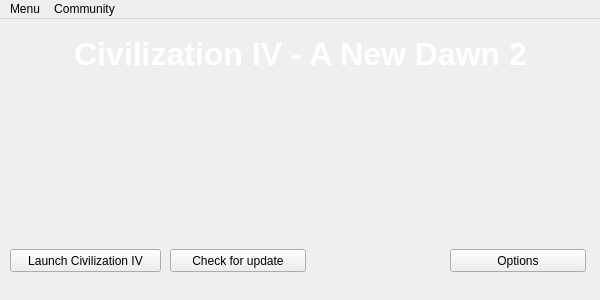
dbkblk/rand_launcher, file mainwindow.ui: the form before one commit.
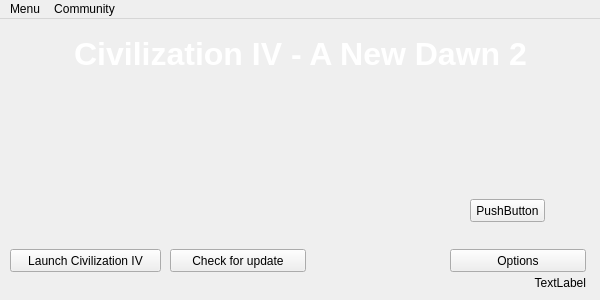
The form after the commit.

Commit message:
Changelog window, version info
- Add a changelog window in the options
- Add a version info of the mod and the launcher in the main window
- Updated TODO list

```diff
--- a/mainwindow.ui
+++ b/mainwindow.ui
@@ -117,6 +117,44 @@
      <bool>false</bool>
     </property>
    </widget>
+   <widget class="QPushButton" name="pushButton">
+    <property name="geometry">
+     <rect>
+      <x>470</x>
+      <y>180</y>
+      <width>75</width>
+      <height>23</height>
+     </rect>
+    </property>
+    <property name="text">
+     <string>PushButton</string>
+    </property>
+   </widget>
+   <widget class="QLabel" name="lb_versions">
+    <property name="geometry">
+     <rect>
+      <x>365</x>
+      <y>249</y>
+      <width>221</width>
+      <height>31</height>
+     </rect>
+    </property>
+    <property name="sizePolicy">
+     <sizepolicy hsizetype="Preferred" vsizetype="Fixed">
+      <horstretch>0</horstretch>
+      <verstretch>0</verstretch>
+     </sizepolicy>
+    </property>
+    <property name="styleSheet">
+     <string notr="true"/>
+    </property>
+    <property name="text">
+     <string>&lt;html&gt;&lt;head/&gt;&lt;body&gt;&lt;p&gt;&lt;span style=&quot; color:#000000;&quot;&gt;TextLabel&lt;/span&gt;&lt;/p&gt;&lt;/body&gt;&lt;/html&gt;</string>
+    </property>
+    <property name="alignment">
+     <set>Qt::AlignRight|Qt::AlignTrailing|Qt::AlignVCenter</set>
+    </property>
+   </widget>
   </widget>
   <widget class="QMenuBar" name="menuBar">
    <property name="geometry">
```
The commit also changes 14 other files.
